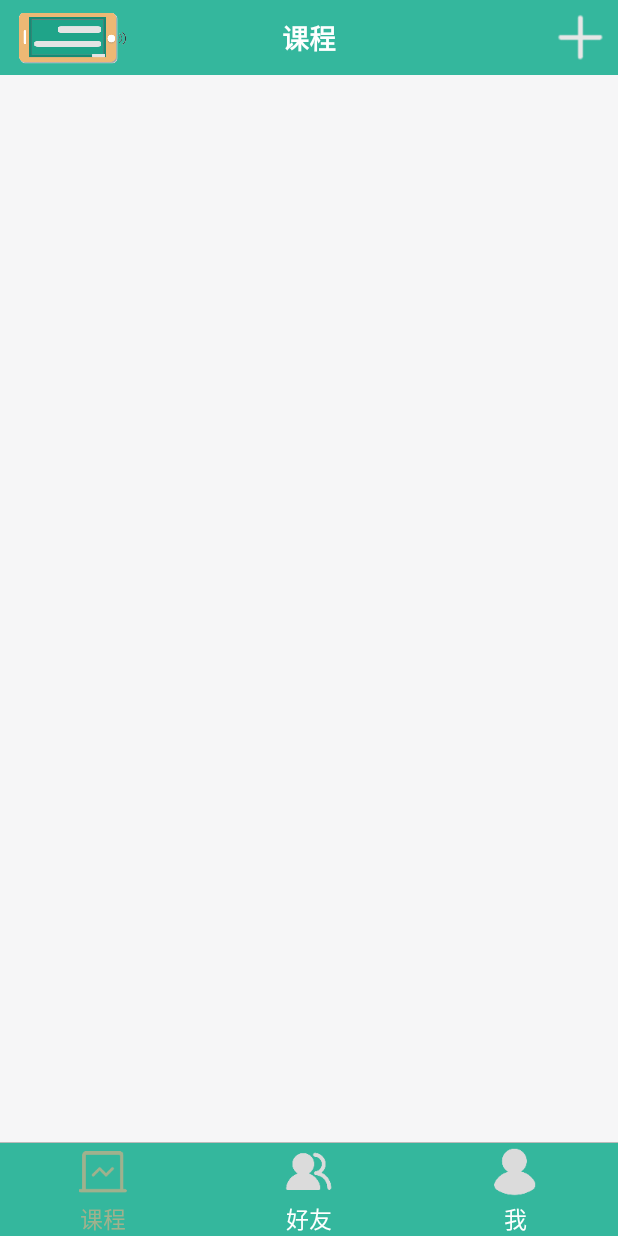
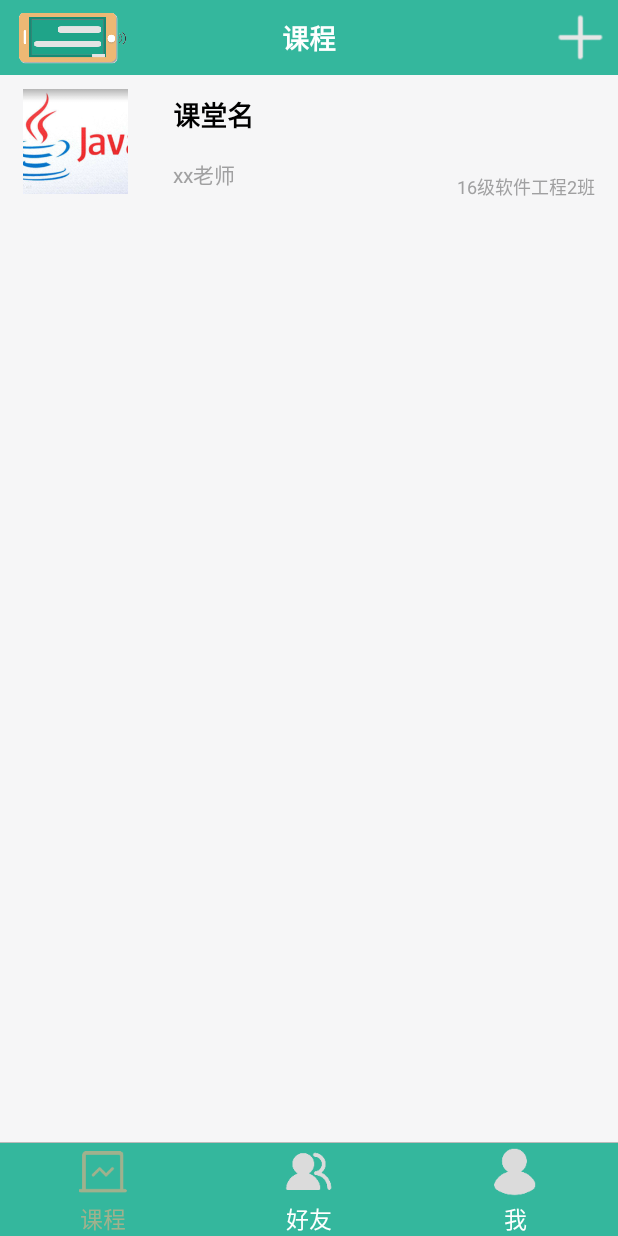
Before and after one commit to ljw249770328/TecSoundClass, an Android app: the screen it shows after launch (MainMenuActivity), after a tap on "登录", on a phone screen of 412 x 824 dp. Run offline under Robolectric (Android 15) with nearby library versions, the phone set to English and light mode, and no system bars.

Commit message:
我的课程菜单制作完成

```diff
--- /dev/null
+++ b/app/src/main/java/com/example/administrator/tecsoundclass/Adapter/MyClassListAdapter.java
@@ -0,0 +1,59 @@
+package com.example.administrator.tecsoundclass.Adapter;
+
+import android.content.Context;
+import android.view.LayoutInflater;
+import android.view.View;
+import android.view.ViewGroup;
+import android.widget.BaseAdapter;
+import android.widget.ImageView;
+import android.widget.TextView;
+
+import com.example.administrator.tecsoundclass.R;
+
+public class MyClassListAdapter extends BaseAdapter {
+    private Context mContext;
+    private LayoutInflater mLayoutInflater;
+    public MyClassListAdapter(Context context){
+        this.mContext=context;
+        mLayoutInflater=LayoutInflater.from(context);
+    }
+    @Override
+    public int getCount() {
+        return 1;
+    }
+
+    @Override
+    public Object getItem(int position) {
+        return null;
+    }
+
+    @Override
+    public long getItemId(int position) {
+        return 0;
+    }
+    static  class ClassViewHolder{
+        public ImageView mCoursePic;
+        public TextView mCourseName,mCourseTea,mClass;
+    }
+
+    @Override
+    public View getView(int position, View convertView, ViewGroup parent) {
+        ClassViewHolder holder=null;
+        if (convertView==null){
+            convertView=mLayoutInflater.inflate(R.layout.layout_list_my_class_item,null);
+            holder=new ClassViewHolder();
+            holder.mCoursePic=convertView.findViewById(R.id.iv_course_pic);
+            holder.mCourseName=convertView.findViewById(R.id.tv_class_name);
+            holder.mCourseTea=convertView.findViewById(R.id.tv_tea_name);
+            holder.mClass=convertView.findViewById(R.id.tv_class_name);
+            convertView.setTag(holder);
+        }else {
+            holder= (ClassViewHolder) convertView.getTag();
+        }
+        holder.mCourseName.setText("java基础");
+        holder.mCourseTea.setText("xx老师");
+        holder.mClass.setText("16级软件工程2班");
+        holder.mCoursePic.setImageResource(R.drawable.java);
+        return convertView;
+    }
+}
--- a/app/src/main/java/com/example/administrator/tecsoundclass/Fragments/CourseFragment.java
+++ b/app/src/main/java/com/example/administrator/tecsoundclass/Fragments/CourseFragment.java
@@ -8,10 +8,13 @@ import android.app.Fragment;
 import android.view.LayoutInflater;
 import android.view.View;
 import android.view.ViewGroup;
+import android.widget.AdapterView;
 import android.widget.ImageView;
+import android.widget.ListView;
 import android.widget.PopupWindow;
 import android.widget.TextView;
 
+import com.example.administrator.tecsoundclass.Adapter.MyClassListAdapter;
 import com.example.administrator.tecsoundclass.CreateClassActivity;
 import com.example.administrator.tecsoundclass.JoinActivity;
 import com.example.administrator.tecsoundclass.R;
@@ -19,7 +22,7 @@ import com.example.administrator.tecsoundclass.R;
 public class CourseFragment extends Fragment {
     private ImageView mIvMenu;
     private PopupWindow mPop;
-
+    private ListView mLv1;
     public CourseFragment() {
 
     }
@@ -42,6 +45,7 @@ public class CourseFragment extends Fragment {
     @Override
     public void onViewCreated(@NonNull View view, @Nullable Bundle savedInstanceState) {
         mIvMenu=view.findViewById(R.id.iv_more);
+        mLv1=view.findViewById(R.id.lv_1);
         mIvMenu.setOnClickListener(new View.OnClickListener() {
             @Override
             public void onClick(View v) {
@@ -55,6 +59,13 @@ public class CourseFragment extends Fragment {
                 mPop.setOutsideTouchable(true);
                 mPop.setFocusable(true);
                 mPop.showAsDropDown(mIvMenu);
+            }
+        });
+        mLv1.setAdapter(new MyClassListAdapter(getActivity()));
+        mLv1.setOnItemClickListener(new AdapterView.OnItemClickListener() {
+            @Override
+            public void onItemClick(AdapterView<?> parent, View view, int position, long id) {
+//                Intent intent=new Intent()
             }
         });
     }
--- /dev/null
+++ b/app/src/main/res/drawable/course_list_item.xml
@@ -0,0 +1,5 @@
+<?xml version="1.0" encoding="utf-8"?>
+<selector xmlns:android="http://schemas.android.com/apk/res/android">
+    <item android:drawable="@color/colorWhite" android:state_pressed="false" />
+    <item android:drawable="@color/colorSmallGray" android:state_pressed="true" />
+</selector>
--- a/app/src/main/res/layout/activity_stand_data.xml
+++ b/app/src/main/res/layout/activity_stand_data.xml
@@ -38,6 +38,7 @@
             android:scaleType="fitCenter"
             android:src="@drawable/smile"/>
         <TextView
+            android:id="@+id/face"
             android:layout_width="match_parent"
             android:layout_marginTop="25dp"
             android:layout_height="wrap_content"
@@ -60,6 +61,7 @@
             android:scaleType="fitCenter"
             android:src="@drawable/voice"/>
         <TextView
+            android:id="@+id/voice"
             android:layout_width="match_parent"
             android:layout_marginTop="25dp"
             android:layout_height="wrap_content"
--- a/app/src/main/res/layout/fragment_course.xml
+++ b/app/src/main/res/layout/fragment_course.xml
@@ -3,6 +3,10 @@
     android:layout_width="match_parent"
     android:layout_height="match_parent"
     android:background="@color/colorBgGray">
+    <LinearLayout
+        android:layout_width="match_parent"
+        android:layout_height="match_parent"
+        android:orientation="vertical">
         <RelativeLayout
             android:layout_width="match_parent"
             android:layout_height="50dp"
@@ -31,6 +35,13 @@
                 android:layout_marginRight="7dp"
                 android:src="@drawable/add" />
         </RelativeLayout>
+        <ListView
+            android:id="@+id/lv_1"
+            android:layout_width="match_parent"
+            android:layout_height="wrap_content"
+            android:listSelector="@drawable/course_list_item">
+        </ListView>
+    </LinearLayout>
 
 
 </FrameLayout>
--- /dev/null
+++ b/app/src/main/res/layout/layout_list_my_class_item.xml
@@ -0,0 +1,58 @@
+<?xml version="1.0" encoding="utf-8"?>
+<LinearLayout xmlns:android="http://schemas.android.com/apk/res/android"
+    android:layout_width="match_parent"
+    android:layout_height="wrap_content"
+    android:orientation="horizontal"
+    android:paddingLeft="15dp"
+    android:paddingRight="15dp"
+    android:paddingTop="5dp"
+    android:paddingBottom="5dp">
+    <ImageView
+        android:id="@+id/iv_course_pic"
+        android:layout_width="70dp"
+        android:layout_height="70dp"
+        android:scaleType="centerCrop"
+        android:background="@drawable/bg_im_class_head"
+        android:layout_gravity="center"/>
+    <LinearLayout
+        android:layout_width="match_parent"
+        android:layout_height="wrap_content"
+        android:orientation="vertical"
+        android:paddingLeft="10dp"
+        android:paddingTop="7dp"
+        android:layout_marginLeft="20dp">
+        <TextView
+            android:id="@+id/tv_course_name"
+            android:layout_width="wrap_content"
+            android:layout_height="wrap_content"
+            android:text="课堂名"
+            android:textStyle="bold"
+            android:textSize="18sp"
+            android:textColor="@color/colorBlack"/>
+        <RelativeLayout
+            android:layout_width="match_parent"
+            android:layout_height="wrap_content"
+            android:orientation="horizontal"
+            android:layout_marginTop="15dp">
+            <TextView
+                android:id="@+id/tv_tea_name"
+                android:layout_width="wrap_content"
+                android:layout_height="wrap_content"
+                android:textSize="14sp"
+                android:text="教师名"
+                android:textColor="@color/colorGray" />
+            <TextView
+                android:id="@+id/tv_class_name"
+                android:layout_width="wrap_content"
+                android:layout_height="wrap_content"
+                android:layout_marginTop="10dp"
+                android:textColor="@color/colorGray"
+                android:textSize="12sp"
+                android:layout_alignParentRight="true"
+                android:text="班级名"/>
+        </RelativeLayout>
+
+
+    </LinearLayout>
+
+</LinearLayout>
```
Also changed, not shown: app/src/main/res/drawable-xxxhdpi/java.jpg (added). Lines whose indentation alone changed are shown as unchanged.
